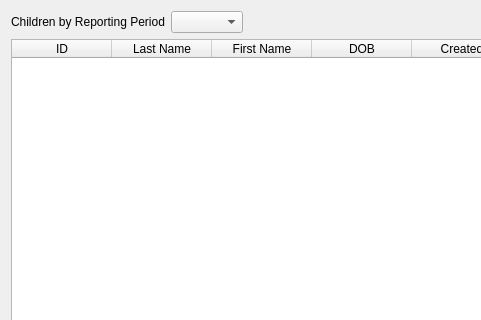
Qt form ui/ui_child_dialog.ui (zstamper/AFCARS-AXE) before a commit; both pictures show x 0 to 481 and y 0 to 320 of the 1018 by 458 pixel window.
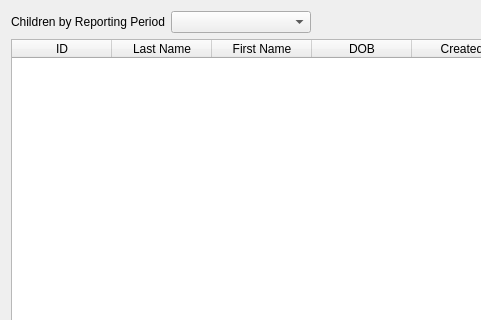
The same form after that commit.

```diff
--- a/ui/ui_child_dialog.ui
+++ b/ui/ui_child_dialog.ui
@@ -36,7 +36,14 @@
           </widget>
          </item>
          <item>
-          <widget class="QComboBox" name="reporting_period_filter"/>
+          <widget class="QComboBox" name="reporting_period_filter">
+           <property name="minimumSize">
+            <size>
+             <width>140</width>
+             <height>0</height>
+            </size>
+           </property>
+          </widget>
          </item>
         </layout>
        </item>
```
